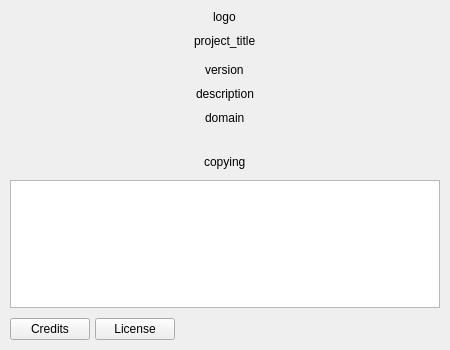
Before: the Qt Designer form src/xamp/aboutdialog.ui in billlin0904/xamp2, drawn with Qt 5.
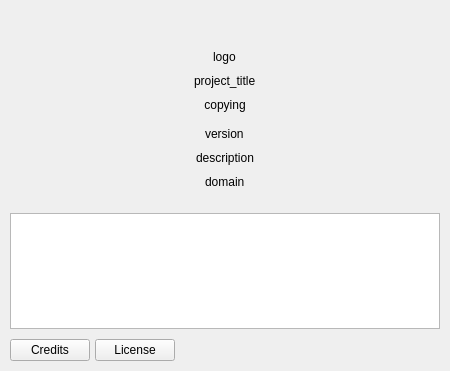
After: the same form once the commit is applied.

```diff
--- a/src/xamp/aboutdialog.ui
+++ b/src/xamp/aboutdialog.ui
@@ -13,7 +13,7 @@
     <x>0</x>
     <y>0</y>
     <width>450</width>
-    <height>350</height>
+    <height>371</height>
    </rect>
   </property>
   <property name="windowTitle">
@@ -38,6 +38,22 @@
    <property name="bottomMargin">
     <number>10</number>
    </property>
+   <item>
+    <spacer name="verticalSpacer_3">
+     <property name="orientation">
+      <enum>Qt::Vertical</enum>
+     </property>
+     <property name="sizeType">
+      <enum>QSizePolicy::Fixed</enum>
+     </property>
+     <property name="sizeHint" stdset="0">
+      <size>
+       <width>20</width>
+       <height>40</height>
+      </size>
+     </property>
+    </spacer>
+   </item>
    <item alignment="Qt::AlignHCenter">
     <widget class="QLabel" name="lblLogo">
      <property name="text">
@@ -52,6 +68,16 @@
      </property>
     </widget>
    </item>
+   <item>
+    <widget class="QLabel" name="lblCopying">
+     <property name="text">
+      <string>copying</string>
+     </property>
+     <property name="alignment">
+      <set>Qt::AlignCenter</set>
+     </property>
+    </widget>
+   </item>
    <item>
     <widget class="QWidget" name="wdtContent" native="true">
      <layout class="QVBoxLayout" name="vBoxLytContent">
@@ -130,13 +156,6 @@
         </property>
        </spacer>
       </item>
-      <item alignment="Qt::AlignHCenter">
-       <widget class="QLabel" name="lblCopying">
-        <property name="text">
-         <string>copying</string>
-        </property>
-       </widget>
-      </item>
      </layout>
     </widget>
    </item>
```
